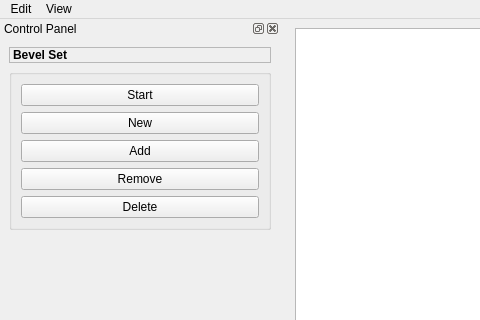
Qt form maya_script/BevelTool/src/Qt/UI/MWBevelToolMainWindow_io.ui (FengYusheng/MyUtils) before a commit; both pictures show x 0 to 480 and y 0 to 320 of the 935 by 817 pixel window.
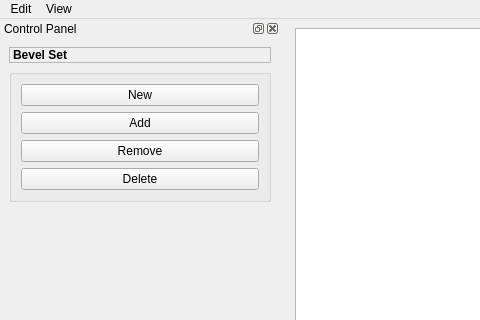
The same form after that commit.

Commit message: delete start button

What changed in the file:
```diff
--- a/maya_script/BevelTool/src/Qt/UI/MWBevelToolMainWindow_io.ui
+++ b/maya_script/BevelTool/src/Qt/UI/MWBevelToolMainWindow_io.ui
@@ -101,13 +101,6 @@
         <bool>true</bool>
        </property>
        <layout class="QVBoxLayout" name="verticalLayout">
-        <item>
-         <widget class="QPushButton" name="startButton">
-          <property name="text">
-           <string>Start</string>
-          </property>
-         </widget>
-        </item>
         <item>
          <widget class="QPushButton" name="createBevelSetButton">
           <property name="text">
```
Left out of the diff: 7 changed lines with no effect on the pictures. The commit also changes 10 other files.
